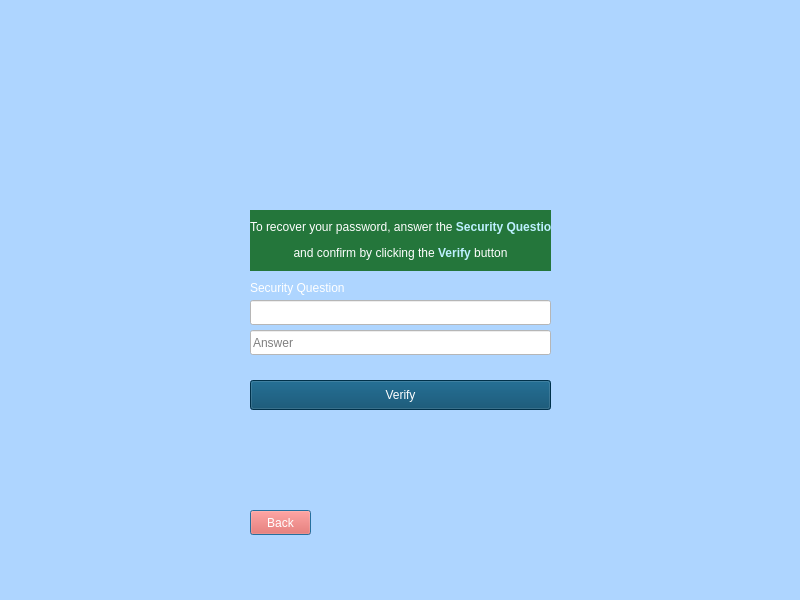
Old version of the form LeonCam/ForgottenPassword.ui in the repository kazimierczak-robert/LeonCam.
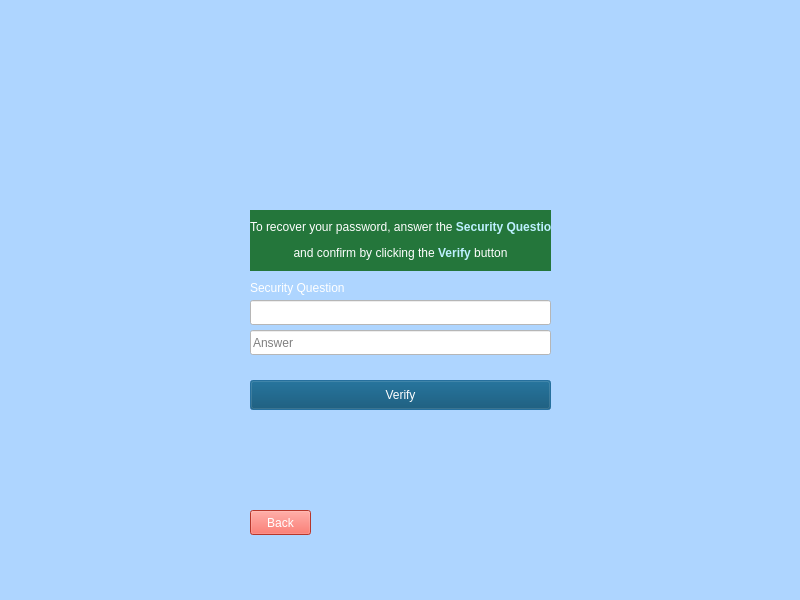
New version of the form. Icons and pictures are not drawn.

Commit message: Ustawienie tabulacji, default i autodefault, enter dla logowania

Diff of the .ui file:
```diff
--- a/LeonCam/ForgottenPassword.ui
+++ b/LeonCam/ForgottenPassword.ui
@@ -185,6 +185,9 @@
    <property name="text">
     <string>Verify</string>
    </property>
+   <property name="default">
+    <bool>true</bool>
+   </property>
   </widget>
  </widget>
  <layoutdefault spacing="6" margin="11"/>
```
Left out of the diff: 6 changed lines with no effect on the pictures. The commit also changes 12 other files.
